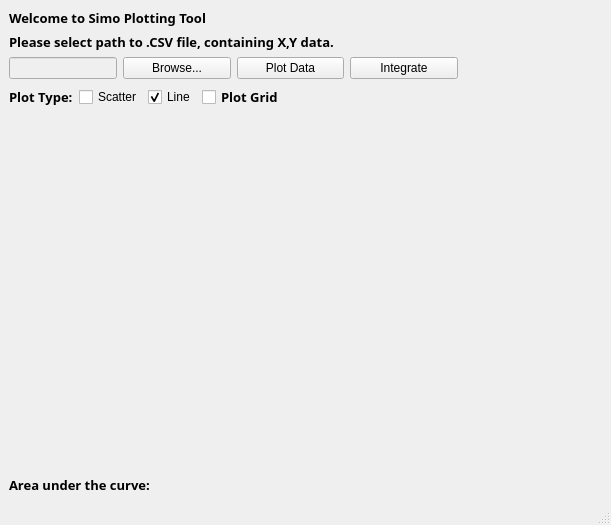
Old version of the form qt_designer/ui_plotting.ui in the repository SimAeronov/pyside6-plotting-project.
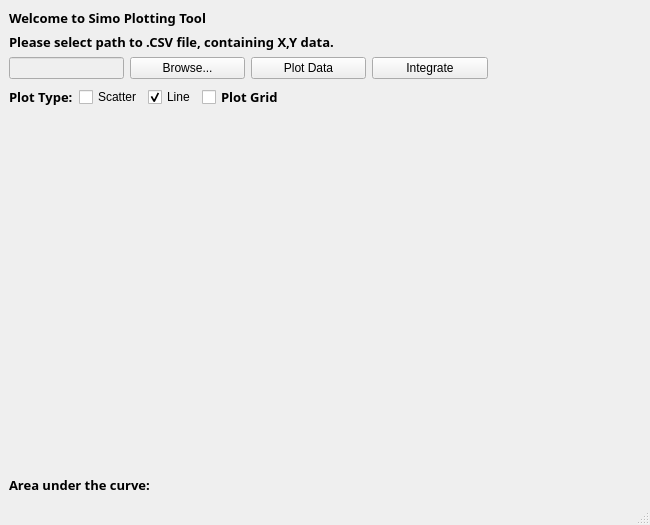
New version of the form. Icons and pictures are not drawn.

```diff
--- a/qt_designer/ui_plotting.ui
+++ b/qt_designer/ui_plotting.ui
@@ -6,13 +6,13 @@
    <rect>
     <x>0</x>
     <y>0</y>
-    <width>611</width>
+    <width>650</width>
     <height>525</height>
    </rect>
   </property>
   <property name="minimumSize">
    <size>
-    <width>600</width>
+    <width>650</width>
     <height>500</height>
    </size>
   </property>
@@ -28,6 +28,8 @@
     <item>
      <layout class="QVBoxLayout" name="main_vertical_layout">
       <item>
+       <layout class="QHBoxLayout" name="welcome_label_horizontal_layout">
+        <item>
        <widget class="QLabel" name="welcome_label">
         <property name="font">
          <font>
@@ -41,6 +43,27 @@
         </property>
        </widget>
       </item>
+        <item>
+         <widget class="QLabel" name="logo_label">
+          <property name="maximumSize">
+           <size>
+            <width>60</width>
+            <height>60</height>
+           </size>
+          </property>
+          <property name="text">
+           <string/>
+          </property>
+          <property name="pixmap">
+           <pixmap resource="resources_rc.qrc">:/resources/images/Sauber-Group-Logo.png</pixmap>
+          </property>
+          <property name="scaledContents">
+           <bool>true</bool>
+          </property>
+         </widget>
+        </item>
+       </layout>
+      </item>
       <item alignment="Qt::AlignTop">
        <widget class="QLabel" name="info_label">
         <property name="font">
```
Left out of the diff: 2 changed lines with no effect on the pictures. Lines whose indentation alone changed are shown as unchanged.
